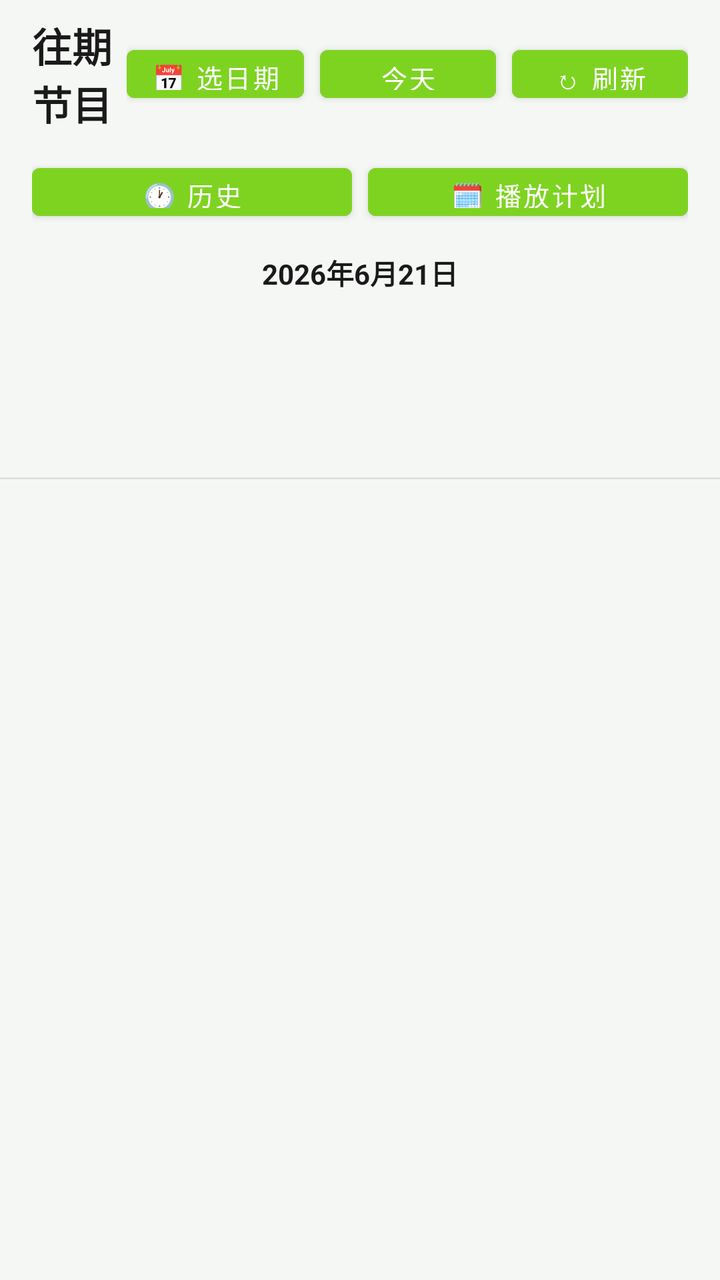
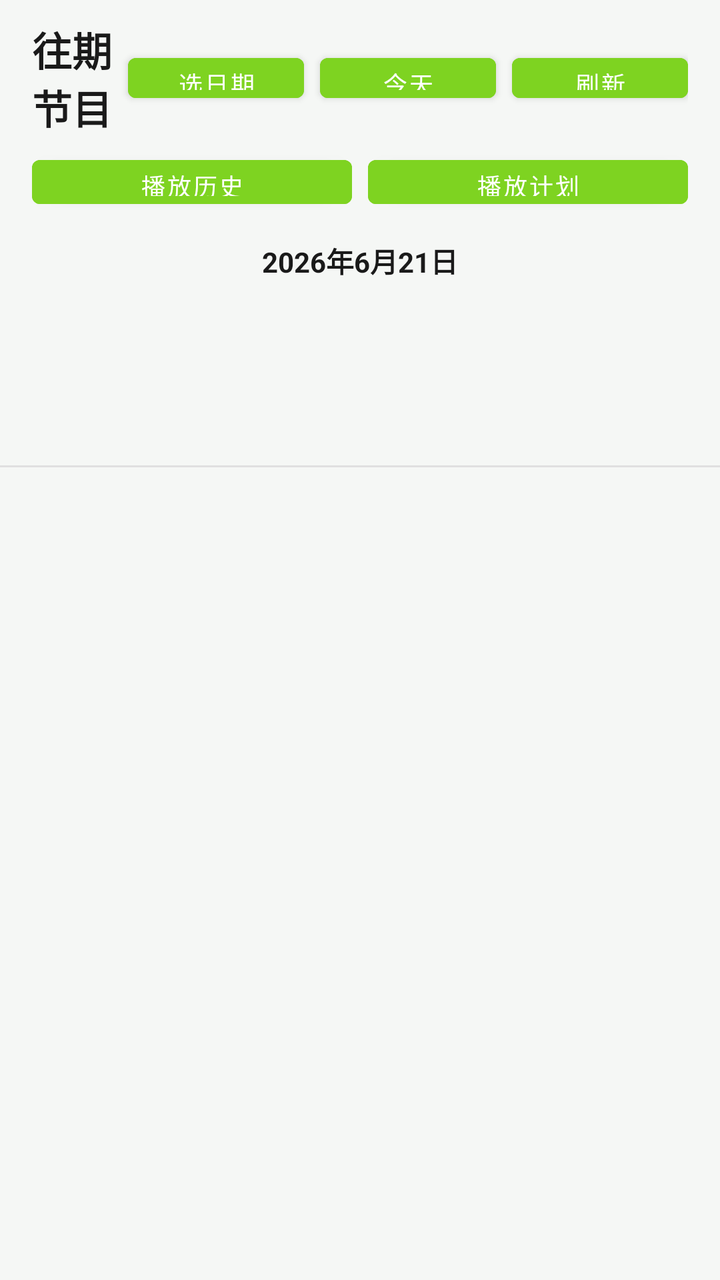

Screens rendered from an Android XML layout before and after an edit, with the pre-edit source and the edit as a unified diff.
<!-- AndroidManifest.xml: application theme Theme.RadioApp.Fresh -->
<!-- res/layout/fragment_episodes.xml -->
<?xml version="1.0" encoding="utf-8"?>
<LinearLayout xmlns:android="http://schemas.android.com/apk/res/android"
    android:layout_width="match_parent"
    android:layout_height="match_parent"
    android:orientation="vertical"
    android:background="?attr/appBackground">

    <LinearLayout
        android:layout_width="match_parent"
        android:layout_height="wrap_content"
        android:orientation="horizontal"
        android:gravity="center_vertical"
        android:paddingStart="16dp"
        android:paddingEnd="16dp"
        android:paddingTop="8dp"
        android:paddingBottom="8dp">

        <TextView
            android:layout_width="0dp"
            android:layout_height="wrap_content"
            android:layout_weight="1"
            android:text="往期节目"
            android:textSize="20sp"
            android:textStyle="bold"
            android:textColor="?attr/appTextPrimary" />

        <HorizontalScrollView
            android:layout_width="wrap_content"
            android:layout_height="wrap_content"
            android:scrollbars="none">

            <LinearLayout
                android:layout_width="wrap_content"
                android:layout_height="wrap_content"
                android:orientation="horizontal"
                android:gravity="center_vertical">

                <Button
                    android:id="@+id/btn_date_picker"
                    android:layout_width="wrap_content"
                    android:layout_height="36dp"
                    android:text="📅 选日期"
                    android:textSize="13sp"
                    android:textColor="?attr/colorOnPrimary"
                    android:backgroundTint="?attr/colorPrimary"
                    android:paddingStart="12dp"
                    android:paddingEnd="12dp" />

                <Button
                    android:id="@+id/btn_today"
                    android:layout_width="wrap_content"
                    android:layout_height="36dp"
                    android:text="今天"
                    android:textSize="13sp"
                    android:textColor="?attr/colorOnPrimary"
                    android:backgroundTint="?attr/colorPrimary"
                    android:paddingStart="12dp"
                    android:paddingEnd="12dp"
                    android:layout_marginStart="8dp" />

                <Button
                    android:id="@+id/btn_refresh"
                    android:layout_width="wrap_content"
                    android:layout_height="36dp"
                    android:text="↻ 刷新"
                    android:textSize="13sp"
                    android:textColor="?attr/colorOnPrimary"
                    android:backgroundTint="?attr/colorPrimary"
                    android:paddingStart="12dp"
                    android:paddingEnd="12dp"
                    android:layout_marginStart="8dp" />
            </LinearLayout>
        </HorizontalScrollView>
    </LinearLayout>

    
    <LinearLayout
        android:layout_width="match_parent"
        android:layout_height="wrap_content"
        android:orientation="horizontal"
        android:gravity="center_vertical"
        android:paddingStart="16dp"
        android:paddingEnd="16dp"
        android:paddingTop="4dp"
        android:paddingBottom="8dp">

        <Button
            android:id="@+id/btn_history"
            android:layout_width="0dp"
            android:layout_height="36dp"
            android:layout_weight="1"
            android:text="🕐 历史"
            android:textSize="13sp"
            android:textColor="?attr/colorOnPrimary"
            android:backgroundTint="?attr/colorPrimary"
            android:paddingStart="12dp"
            android:paddingEnd="12dp" />

        <Button
            android:id="@+id/btn_schedule"
            android:layout_width="0dp"
            android:layout_height="36dp"
            android:layout_weight="1"
            android:text="🗓️ 播放计划"
            android:textSize="13sp"
            android:textColor="?attr/colorOnPrimary"
            android:backgroundTint="?attr/colorPrimary"
            android:paddingStart="12dp"
            android:paddingEnd="12dp"
            android:layout_marginStart="8dp" />
    </LinearLayout>

    
    <TextView
        android:id="@+id/tv_selected_date"
        android:layout_width="match_parent"
        android:layout_height="wrap_content"
        android:text="2026年6月21日"
        android:textSize="14sp"
        android:textStyle="bold"
        android:textColor="?attr/appTextPrimary"
        android:gravity="center"
        android:paddingTop="4dp"
        android:paddingBottom="4dp" />

    <HorizontalScrollView
        android:layout_width="match_parent"
        android:layout_height="wrap_content"
        android:scrollbars="none">

        <LinearLayout
            android:id="@+id/date_container"
            android:layout_width="wrap_content"
            android:layout_height="48dp"
            android:orientation="horizontal"
            android:gravity="center_vertical"
            android:paddingStart="12dp"
            android:paddingEnd="12dp" />
    </HorizontalScrollView>

    <HorizontalScrollView
        android:layout_width="match_parent"
        android:layout_height="wrap_content"
        android:scrollbars="none">

        <LinearLayout
            android:id="@+id/station_container"
            android:layout_width="wrap_content"
            android:layout_height="40dp"
            android:orientation="horizontal"
            android:gravity="center_vertical"
            android:paddingStart="12dp"
            android:paddingEnd="12dp" />
    </HorizontalScrollView>

    <View
        android:layout_width="match_parent"
        android:layout_height="1dp"
        android:background="?attr/appDivider" />

    <ProgressBar
        android:id="@+id/progress_bar"
        android:layout_width="wrap_content"
        android:layout_height="wrap_content"
        android:layout_gravity="center"
        android:visibility="gone" />

    <androidx.recyclerview.widget.RecyclerView
        android:id="@+id/recycler_view"
        android:layout_width="match_parent"
        android:layout_height="0dp"
        android:layout_weight="1"
        android:paddingStart="16dp"
        android:paddingEnd="16dp"
        android:paddingTop="8dp"
        android:paddingBottom="8dp"
        android:clipToPadding="false" />
</LinearLayout>
<!-- resources referenced by this layout -->
<resources>
  <style name="Theme.RadioApp.Fresh" parent="Theme.MaterialComponents.Light.NoActionBar">
          <item name="colorPrimary">#7ED321</item>
          <item name="colorPrimaryVariant">#6BBF1A</item>
          <item name="colorOnPrimary">#FFFFFF</item>
          <item name="colorAccent">#7ED321</item>
          <item name="android:colorBackground">#F5F7F5</item>
          <item name="colorSurface">#FFFFFF</item>
          <item name="colorOnSurface">#1A1A1A</item>
          <item name="android:textColorPrimary">#1A1A1A</item>
          <item name="android:textColorSecondary">#666666</item>
          <item name="android:statusBarColor">#F5F7F5</item>
          <item name="android:navigationBarColor">#F5F7F5</item>
          <item name="appBackground">#F5F7F5</item>
          <item name="appSurface">#FFFFFF</item>
          <item name="appCardBackground">#FFFFFF</item>
          <item name="appTextPrimary">#1A1A1A</item>
          <item name="appTextSecondary">#666666</item>
          <item name="appTextMuted">#999999</item>
          <item name="appAccent">#7ED321</item>
          <item name="appAccentLight">#9EE855</item>
          <item name="appBorder">#E0E0E0</item>
          <item name="appDivider">#E0E0E0</item>
          <item name="appSuccess">#2ecc71</item>
          <item name="appWarning">#f39c12</item>
          <item name="appError">#e74c3c</item>
          <item name="appNavBackground">#FFFFFF</item>
          <item name="appNavActive">#7ED321</item>
          <item name="appNavInactive">#999999</item>
          <item name="appNotificationBackground">#FFFFFF</item>
          <item name="appNotificationText">#1A1A1A</item>
      </style>
</resources>

<!-- the commit's change to res/layout/fragment_episodes.xml (unified diff, before → after) -->
@@ -5,6 +5,7 @@
     android:orientation="vertical"
     android:background="?attr/appBackground">
 
+    
     <LinearLayout
         android:layout_width="match_parent"
         android:layout_height="wrap_content"
@@ -12,8 +13,8 @@
         android:gravity="center_vertical"
         android:paddingStart="16dp"
         android:paddingEnd="16dp"
-        android:paddingTop="8dp"
-        android:paddingBottom="8dp">
+        android:paddingTop="10dp"
+        android:paddingBottom="6dp">
 
         <TextView
             android:layout_width="0dp"
@@ -24,53 +25,40 @@
             android:textStyle="bold"
             android:textColor="?attr/appTextPrimary" />
 
-        <HorizontalScrollView
+        <Button
+            android:id="@+id/btn_date_picker"
             android:layout_width="wrap_content"
-            android:layout_height="wrap_content"
-            android:scrollbars="none">
+            android:layout_height="32dp"
+            android:text="选日期"
+            android:textSize="12sp"
+            android:textColor="?attr/colorOnPrimary"
+            android:backgroundTint="?attr/colorPrimary"
+            android:paddingStart="14dp"
+            android:paddingEnd="14dp" />
 
-            <LinearLayout
-                android:layout_width="wrap_content"
-                android:layout_height="wrap_content"
-                android:orientation="horizontal"
-                android:gravity="center_vertical">
+        <Button
+            android:id="@+id/btn_today"
+            android:layout_width="wrap_content"
+            android:layout_height="32dp"
+            android:text="今天"
+            android:textSize="12sp"
+            android:textColor="?attr/colorOnPrimary"
+            android:backgroundTint="?attr/colorPrimary"
+            android:paddingStart="14dp"
+            android:paddingEnd="14dp"
+            android:layout_marginStart="8dp" />
 
-                <Button
-                    android:id="@+id/btn_date_picker"
-                    android:layout_width="wrap_content"
-                    android:layout_height="36dp"
-                    android:text="📅 选日期"
-                    android:textSize="13sp"
-                    android:textColor="?attr/colorOnPrimary"
-                    android:backgroundTint="?attr/colorPrimary"
-                    android:paddingStart="12dp"
-                    android:paddingEnd="12dp" />
-
-                <Button
-                    android:id="@+id/btn_today"
-                    android:layout_width="wrap_content"
-                    android:layout_height="36dp"
-                    android:text="今天"
-                    android:textSize="13sp"
-                    android:textColor="?attr/colorOnPrimary"
-                    android:backgroundTint="?attr/colorPrimary"
-                    android:paddingStart="12dp"
-                    android:paddingEnd="12dp"
-                    android:layout_marginStart="8dp" />
-
-                <Button
-                    android:id="@+id/btn_refresh"
-                    android:layout_width="wrap_content"
-                    android:layout_height="36dp"
-                    android:text="↻ 刷新"
-                    android:textSize="13sp"
-                    android:textColor="?attr/colorOnPrimary"
-                    android:backgroundTint="?attr/colorPrimary"
-                    android:paddingStart="12dp"
-                    android:paddingEnd="12dp"
-                    android:layout_marginStart="8dp" />
-            </LinearLayout>
-        </HorizontalScrollView>
+        <Button
+            android:id="@+id/btn_refresh"
+            android:layout_width="wrap_content"
+            android:layout_height="32dp"
+            android:text="刷新"
+            android:textSize="12sp"
+            android:textColor="?attr/colorOnPrimary"
+            android:backgroundTint="?attr/colorPrimary"
+            android:paddingStart="14dp"
+            android:paddingEnd="14dp"
+            android:layout_marginStart="8dp" />
     </LinearLayout>
 
     
@@ -81,16 +69,15 @@
         android:gravity="center_vertical"
         android:paddingStart="16dp"
         android:paddingEnd="16dp"
-        android:paddingTop="4dp"
         android:paddingBottom="8dp">
 
         <Button
             android:id="@+id/btn_history"
             android:layout_width="0dp"
-            android:layout_height="36dp"
+            android:layout_height="34dp"
             android:layout_weight="1"
-            android:text="🕐 历史"
-            android:textSize="13sp"
+            android:text="播放历史"
+            android:textSize="12sp"
             android:textColor="?attr/colorOnPrimary"
             android:backgroundTint="?attr/colorPrimary"
             android:paddingStart="12dp"
@@ -99,10 +86,10 @@
         <Button
             android:id="@+id/btn_schedule"
             android:layout_width="0dp"
-            android:layout_height="36dp"
+            android:layout_height="34dp"
             android:layout_weight="1"
-            android:text="🗓️ 播放计划"
-            android:textSize="13sp"
+            android:text="播放计划"
+            android:textSize="12sp"
             android:textColor="?attr/colorOnPrimary"
             android:backgroundTint="?attr/colorPrimary"
             android:paddingStart="12dp"
